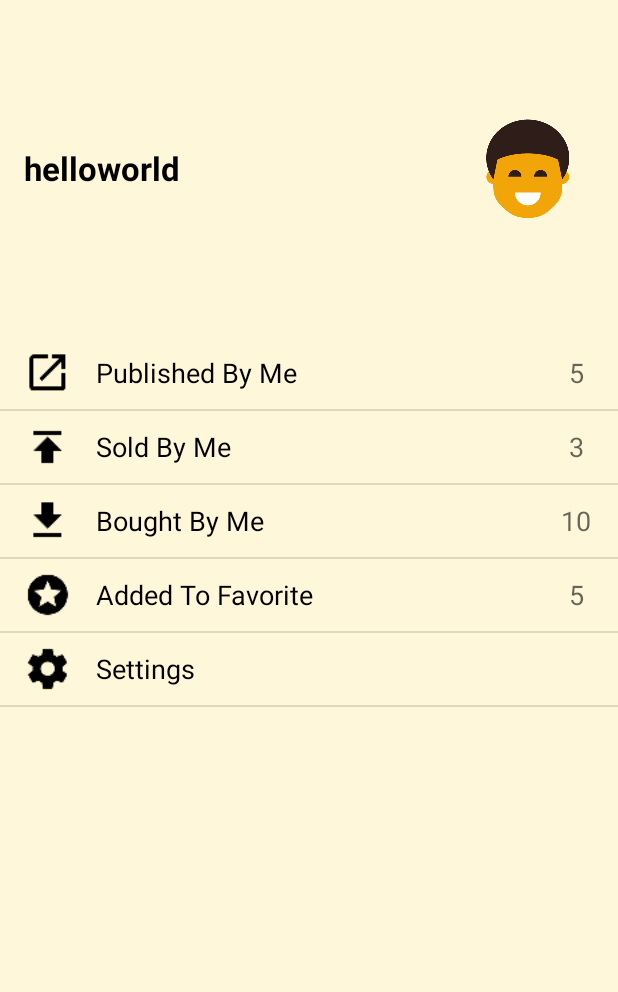
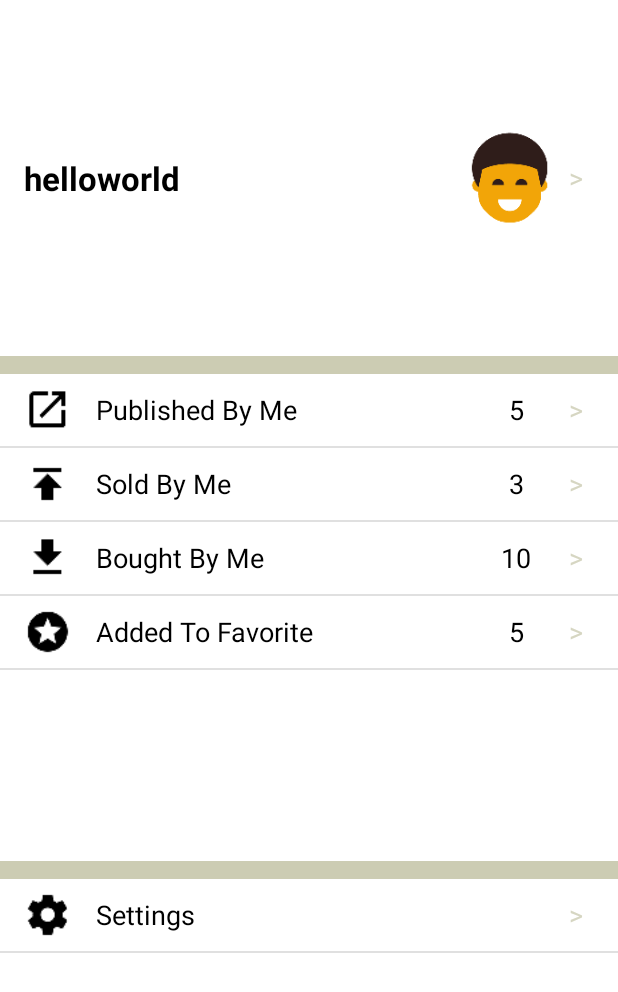
Before and after one commit to MinghuaJiang/VMarketPlace, an Android app: the fragment ProfileFragment shown on its own in the app's theme, on a phone screen of 412 x 824 dp. Shown: the top 992 px of the screen. Run offline under Robolectric (Android 15) with nearby library versions, the phone set to English and light mode, and no system bars; 1 statement that could not run was skipped.

Commit message:
update layout

```diff
--- a/app/src/main/java/edu/virginia/cs/vmarketplace/view/fragments/ProfileFragment.java
+++ b/app/src/main/java/edu/virginia/cs/vmarketplace/view/fragments/ProfileFragment.java
@@ -44,9 +44,8 @@ public class ProfileFragment extends AbstractFragment{
         list.add(new ProfileItem(R.drawable.ic_publish_black_24dp, ProfileItem.ProfileType.SOLD_BY_ME, 3));
         list.add(new ProfileItem(R.drawable.ic_get_app_black_24dp, ProfileItem.ProfileType.BOUGHT_BY_ME, 10));
         list.add(new ProfileItem(R.drawable.ic_stars_black_24dp, ProfileItem.ProfileType.ADDED_TO_FAVIORITE, 5));
-        list.add(new ProfileItem(R.drawable.ic_settings_black_24dp, ProfileItem.ProfileType.SETTING, -1));
         ProfileItemAdapter adapter = new ProfileItemAdapter(getActivity(), list);
-        ListView listView = (ListView) rootView.findViewById(R.id.profile_container);
+        ListView listView = rootView.findViewById(R.id.profile_container);
         listView.setAdapter(adapter);
 
         listView.setOnItemClickListener(new AdapterView.OnItemClickListener() {
@@ -63,6 +62,12 @@ public class ProfileFragment extends AbstractFragment{
                 }
             }
         });
+
+        ListView settingView =  rootView.findViewById(R.id.settings_container);
+        list = new ArrayList<ProfileItem>();
+        list.add(new ProfileItem(R.drawable.ic_settings_black_24dp, ProfileItem.ProfileType.SETTING, -1));
+        adapter = new ProfileItemAdapter(getActivity(), list);
+        settingView.setAdapter(adapter);
 
         return rootView;
     }
--- a/app/src/main/res/layout/profile.xml
+++ b/app/src/main/res/layout/profile.xml
@@ -13,7 +13,7 @@
         android:id="@+id/user_container"
         android:layout_width="match_parent"
         android:layout_height="0dp"
-        android:layout_weight="1.5"
+        android:layout_weight="3"
         android:orientation="horizontal">
 
         <TextView
@@ -33,22 +33,57 @@
 
         <ImageView
             android:id="@+id/user_pic"
-            android:layout_width="wrap_content"
-            android:layout_height="wrap_content"
+            android:layout_width="80dp"
+            android:layout_height="80dp"
             android:layout_marginBottom="16dp"
-            android:layout_marginEnd="16dp"
+            android:layout_marginEnd="32dp"
             android:layout_marginTop="16dp"
             app:layout_constraintBottom_toBottomOf="parent"
             app:layout_constraintEnd_toEndOf="parent"
             app:layout_constraintTop_toTopOf="parent" />
 
+        <TextView
+            android:id="@+id/head_click"
+            android:layout_width="24dp"
+            android:layout_height="@dimen/list_item_height"
+            android:layout_alignParentRight="true"
+            android:layout_centerVertical="true"
+            android:layout_marginRight="16dp"
+            android:gravity="center"
+            android:text="@string/click"
+            android:textAppearance="?android:textAppearanceMedium"
+            android:textColor="@color/click"
+            app:layout_constraintBottom_toBottomOf="parent"
+            app:layout_constraintRight_toRightOf="parent"
+            app:layout_constraintTop_toTopOf="parent" />
+
     </android.support.constraint.ConstraintLayout>
+
+    <TextView
+        android:layout_width="match_parent"
+        android:layout_height="@dimen/seperator_height"
+        android:background="@color/seperator">
+    </TextView>
 
     <ListView
         android:id="@+id/profile_container"
         android:layout_width="match_parent"
         android:layout_height="0dp"
         android:layout_weight="4"
+        android:layout_marginBottom="8dp"
+        ></ListView>
+
+    <TextView
+        android:layout_width="match_parent"
+        android:layout_height="@dimen/seperator_height"
+        android:background="@color/seperator">
+    </TextView>
+
+    <ListView
+        android:id="@+id/settings_container"
+        android:layout_width="match_parent"
+        android:layout_height="0dp"
+        android:layout_weight="3"
         ></ListView>
 
 </LinearLayout>
--- a/app/src/main/res/layout/profile_list_item.xml
+++ b/app/src/main/res/layout/profile_list_item.xml
@@ -38,11 +38,25 @@
             android:layout_width="24dp"
             android:layout_height="@dimen/list_item_height"
             android:gravity="center"
+            android:textColor="@android:color/black"
+            android:textAppearance="?android:textAppearanceMedium"
+            android:layout_centerVertical="true"
+            android:layout_toLeftOf="@id/profile_click"
+            android:layout_marginRight="16dp"
+             />
+
+        <TextView
+            android:id="@+id/profile_click"
+            android:layout_width="24dp"
+            android:layout_height="@dimen/list_item_height"
+            android:gravity="center"
+            android:text="@string/click"
+            android:textColor="@color/click"
             android:textAppearance="?android:textAppearanceMedium"
             android:layout_alignParentRight="true"
             android:layout_centerVertical="true"
             android:layout_marginRight="16dp"
-             />
+            />
     </RelativeLayout>
 
 </RelativeLayout>
--- a/app/src/main/res/values/colors.xml
+++ b/app/src/main/res/values/colors.xml
@@ -4,5 +4,7 @@
     <color name="colorPrimaryDark">#ffa500</color>
     <color name="colorAccent">#FF4081</color>
     <color name="splashBackground">#ffa500</color>
-    <color name="tan_background">#FFF7DA</color>
+    <color name="seperator">#ccccb3</color>
+    <color name="click">#d6d6c2</color>
+    <color name="tan_background">#FFFFFF</color>
 </resources>
--- a/app/src/main/res/values/dimens.xml
+++ b/app/src/main/res/values/dimens.xml
@@ -1,6 +1,7 @@
 <?xml version="1.0" encoding="utf-8"?>
 <resources>
     <dimen name="list_item_height">48dp</dimen>
+    <dimen name="seperator_height">12dp</dimen>
     <!-- Default screen margins, per the Android Design guidelines. -->
     <dimen name="activity_horizontal_margin">16dp</dimen>
     <dimen name="activity_vertical_margin">16dp</dimen>
--- a/app/src/main/res/values/strings.xml
+++ b/app/src/main/res/values/strings.xml
@@ -5,4 +5,5 @@
     <string name="bought_by_me">Bought By Me</string>
     <string name="added_to_favorite">Added To Favorite</string>
     <string name="settings">Settings</string>
+    <string name="click"><![CDATA[>]]></string>
 </resources>
```
